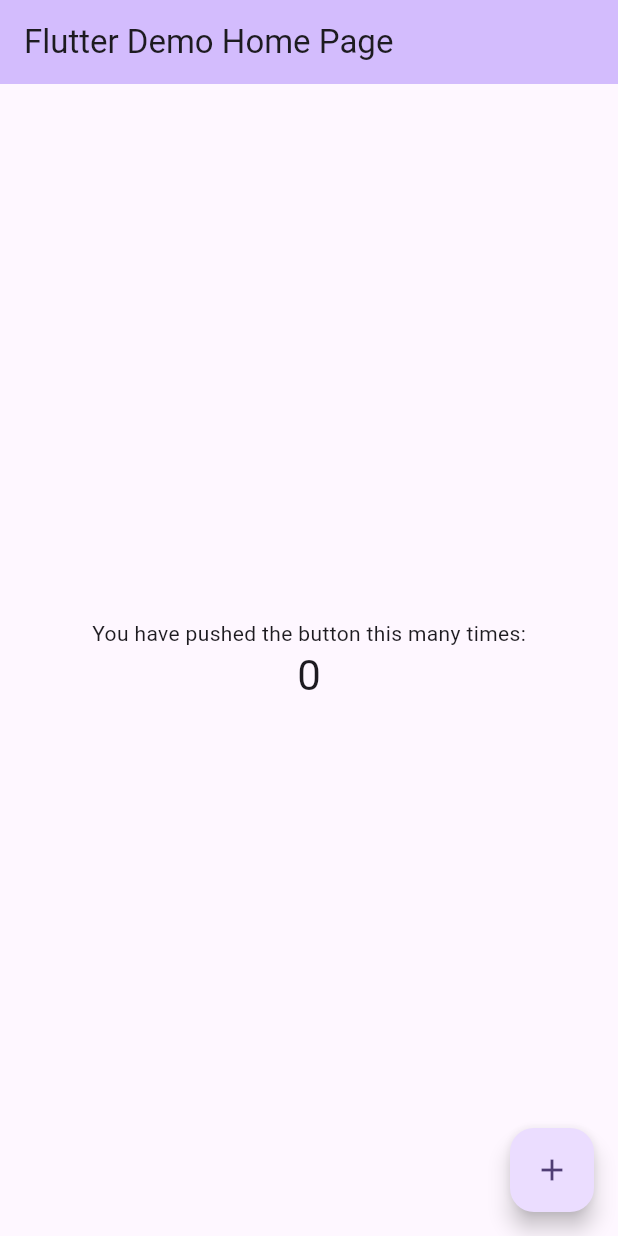
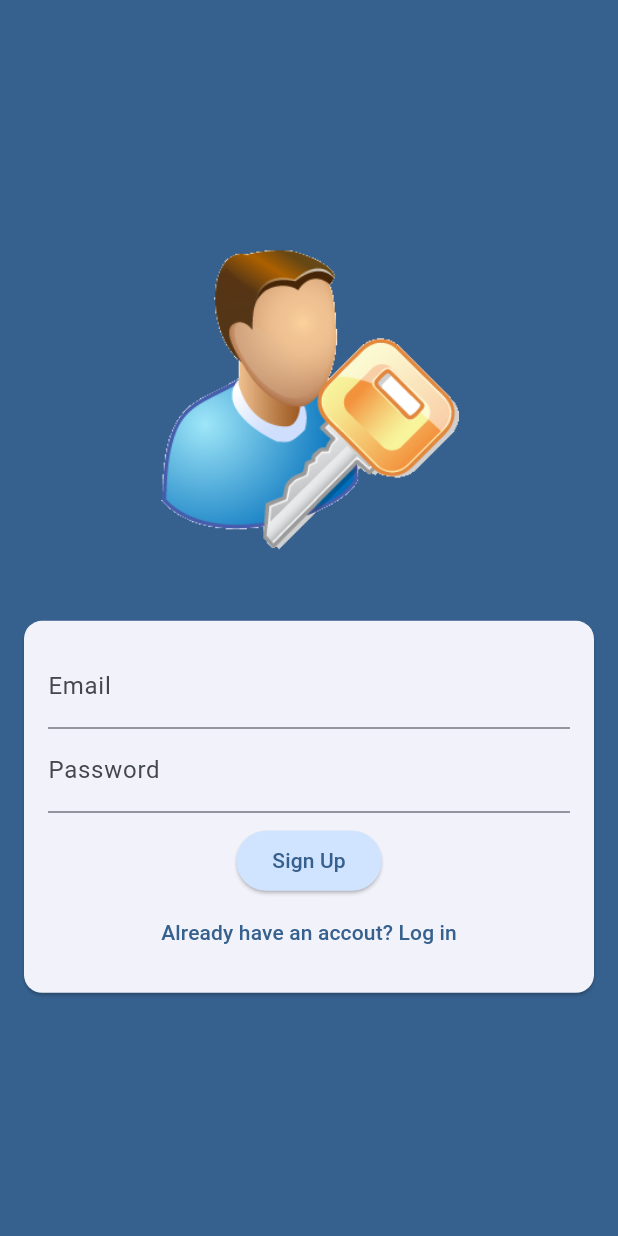
Before and after one commit to maksatabrayev/social_media_demo, a Flutter app: the screen it shows after launch, on a phone screen of 412 x 824 dp. Run offline on Flutter 3.47's test engine with Material 3 defaults, Android fonts, the phone set to English and light mode, and no system bars; our stand-ins replace firebase_auth, firebase_core; accounts and stored records are empty.

Commit message:
Firebase Integrated + SignUp/LogIn completed

```diff
--- a/lib/main.dart
+++ b/lib/main.dart
@@ -1,125 +1,29 @@
 import 'package:flutter/material.dart';
+import 'package:social_media_demo/view/screens/auth_.dart';
+import 'package:firebase_core/firebase_core.dart';
+import 'firebase_options.dart';
 
-void main() {
+
+
+void main() async {
+  WidgetsFlutterBinding.ensureInitialized();
+  await Firebase.initializeApp(
+    options: DefaultFirebaseOptions.currentPlatform
+  );
   runApp(const MyApp());
 }
 
 class MyApp extends StatelessWidget {
   const MyApp({super.key});
 
-  // This widget is the root of your application.
   @override
   Widget build(BuildContext context) {
     return MaterialApp(
-      title: 'Flutter Demo',
-      theme: ThemeData(
-        // This is the theme of your application.
-        //
-        // TRY THIS: Try running your application with "flutter run". You'll see
-        // the application has a purple toolbar. Then, without quitting the app,
-        // try changing the seedColor in the colorScheme below to Colors.green
-        // and then invoke "hot reload" (save your changes or press the "hot
-        // reload" button in a Flutter-supported IDE, or press "r" if you used
-        // the command line to start the app).
-        //
-        // Notice that the counter didn't reset back to zero; the application
-        // state is not lost during the reload. To reset the state, use hot
-        // restart instead.
-        //
-        // This works for code too, not just values: Most code changes can be
-        // tested with just a hot reload.
-        colorScheme: ColorScheme.fromSeed(seedColor: Colors.deepPurple),
-        useMaterial3: true,
+      title: "FlutterSocialMedia",
+      theme: ThemeData().copyWith(
+        colorScheme: ColorScheme.fromSeed(seedColor: Colors.blue),
       ),
-      home: const MyHomePage(title: 'Flutter Demo Home Page'),
+      home: const AuthScreen(),
     );
   }
 }
-
-class MyHomePage extends StatefulWidget {
-  const MyHomePage({super.key, required this.title});
-
-  // This widget is the home page of your application. It is stateful, meaning
-  // that it has a State object (defined below) that contains fields that affect
-  // how it looks.
-
-  // This class is the configuration for the state. It holds the values (in this
-  // case the title) provided by the parent (in this case the App widget) and
-  // used by the build method of the State. Fields in a Widget subclass are
-  // always marked "final".
-
-  final String title;
-
-  @override
-  State<MyHomePage> createState() => _MyHomePageState();
-}
-
-class _MyHomePageState extends State<MyHomePage> {
-  int _counter = 0;
-
-  void _incrementCounter() {
-    setState(() {
-      // This call to setState tells the Flutter framework that something has
-      // changed in this State, which causes it to rerun the build method below
-      // so that the display can reflect the updated values. If we changed
-      // _counter without calling setState(), then the build method would not be
-      // called again, and so nothing would appear to happen.
-      _counter++;
-    });
-  }
-
-  @override
-  Widget build(BuildContext context) {
-    // This method is rerun every time setState is called, for instance as done
-    // by the _incrementCounter method above.
-    //
-    // The Flutter framework has been optimized to make rerunning build methods
-    // fast, so that you can just rebuild anything that needs updating rather
-    // than having to individually change instances of widgets.
-    return Scaffold(
-      appBar: AppBar(
-        // TRY THIS: Try changing the color here to a specific color (to
-        // Colors.amber, perhaps?) and trigger a hot reload to see the AppBar
-        // change color while the other colors stay the same.
-        backgroundColor: Theme.of(context).colorScheme.inversePrimary,
-        // Here we take the value from the MyHomePage object that was created by
-        // the App.build method, and use it to set our appbar title.
-        title: Text(widget.title),
-      ),
-      body: Center(
-        // Center is a layout widget. It takes a single child and positions it
-        // in the middle of the parent.
-        child: Column(
-          // Column is also a layout widget. It takes a list of children and
-          // arranges them vertically. By default, it sizes itself to fit its
-          // children horizontally, and tries to be as tall as its parent.
-          //
-          // Column has various properties to control how it sizes itself and
-          // how it positions its children. Here we use mainAxisAlignment to
-          // center the children vertically; the main axis here is the vertical
-          // axis because Columns are vertical (the cross axis would be
-          // horizontal).
-          //
-          // TRY THIS: Invoke "debug painting" (choose the "Toggle Debug Paint"
-          // action in the IDE, or press "p" in the console), to see the
-          // wireframe for each widget.
-          mainAxisAlignment: MainAxisAlignment.center,
-          children: <Widget>[
-            const Text(
-              'You have pushed the button this many times:',
-            ),
-            Text(
-              '$_counter',
-              style: Theme.of(context).textTheme.headlineMedium,
-            ),
-          ],
-        ),
-      ),
-      floatingActionButton: FloatingActionButton(
-        onPressed: _incrementCounter,
-        tooltip: 'Increment',
-        child: const Icon(Icons.add),
-      ), // This trailing comma makes auto-formatting nicer for build methods.
-    );
-  }
-}
--- /dev/null
+++ b/lib/view/screens/auth_.dart
@@ -0,0 +1,142 @@
+import 'package:flutter/material.dart';
+import 'package:firebase_auth/firebase_auth.dart';
+
+final firebaseAuth = FirebaseAuth.instance;
+
+class AuthScreen extends StatefulWidget {
+  const AuthScreen({super.key});
+
+  @override
+  State<StatefulWidget> createState() => _AuthSceenState();
+}
+
+class _AuthSceenState extends State<AuthScreen> {
+  final _form = GlobalKey<FormState>();
+  bool isLogin = false;
+  String enteredEmail = " ";
+  String enteredPassword = " ";
+
+  void submit() async {
+    if (!_form.currentState!.validate()) {
+      return;
+    }
+
+    _form.currentState!.save();
+  try {
+    if (isLogin) {
+      //Loggin In a user
+      final userCrednetials = await firebaseAuth.signInWithEmailAndPassword(email: enteredEmail, password: enteredPassword);
+      print(userCrednetials)
+       ScaffoldMessenger.of(context).showSnackBar(
+         const  SnackBar(
+            content: Text('You are logged in'),
+          ),
+        );
+    } else {
+      // SigningUp a user
+
+        final userCrednetials = await firebaseAuth.createUserWithEmailAndPassword(
+            email: enteredEmail, password: enteredPassword);
+        print(userCrednetials);
+     }
+     } on FirebaseAuthException catch (e) {
+       ScaffoldMessenger.of(context).clearSnackBars();
+        ScaffoldMessenger.of(context).showSnackBar(
+          SnackBar(
+            content: Text(e.message ?? 'Authentication failed'),
+          ),
+        );
+        print(e.message);
+    }
+  }
+
+  @override
+  Widget build(BuildContext context) {
+    return Scaffold(
+        backgroundColor: Theme.of(context).colorScheme.primary,
+        body: Center(
+          child: SingleChildScrollView(
+            child: Column(
+              mainAxisAlignment: MainAxisAlignment.center,
+              children: [
+                Container(
+                  color: Theme.of(context).colorScheme.primary,
+                  margin: const EdgeInsets.all(20),
+                  width: 200,
+                  child: Image.asset("assets/login-icon-3060.png"),
+                ),
+                Card(
+                  margin: const EdgeInsets.all(16),
+                  child: SingleChildScrollView(
+                    child: Padding(
+                      padding: const EdgeInsets.all(16),
+                      child: Form(
+                        key: _form,
+                        child: Column(
+                          mainAxisSize: MainAxisSize.min,
+                          children: [
+                            TextFormField(
+                              decoration:
+                                  const InputDecoration(labelText: "Email"),
+                              keyboardType: TextInputType.emailAddress,
+                              autocorrect: false,
+                              textCapitalization: TextCapitalization.none,
+                              validator: (value) {
+                                if (value == null ||
+                                    value.trim().isEmpty ||
+                                    !value.contains('@')) {
+                                  return 'Please enter a valid email';
+                                }
+                                return null;
+                              },
+                              onSaved: (newValue) {
+                                enteredEmail = newValue!;
+                              },
+                            ),
+                            TextFormField(
+                              decoration:
+                                  const InputDecoration(labelText: "Password"),
+                              obscureText: true,
+                              validator: (value) {
+                                if (value == null || value.trim().length < 6) {
+                                  return "Password must be at least 6 characters long";
+                                }
+                                return null;
+                              },
+                              onSaved: (newValue) {
+                                enteredPassword = newValue!;
+                              },
+                            ),
+                            const SizedBox(height: 8),
+                            ElevatedButton(
+                              onPressed: submit,
+                              style: ElevatedButton.styleFrom(
+                                  backgroundColor: Theme.of(context)
+                                      .colorScheme
+                                      .primaryContainer),
+                              child: Text(isLogin ? "Log In" : "Sign Up"),
+                            ),
+                            TextButton(
+                              onPressed: () {
+                                setState(() {
+                                  isLogin = !isLogin;
+                                });
+                              },
+                              child: Text(
+                                isLogin
+                                    ? "Don't have an account? Sign Up"
+                                    : "Already have an accout? Log in",
+                              ),
+                            ),
+                          ],
+                        ),
+                      ),
+                    ),
+                  ),
+                )
+              ],
+            ),
+          ),
+        ));
+  }
+}
```
Also changed, not shown: pubspec.yaml (+4 -3 lines), assets/login-icon-3060.png (added), firebase.json (added), lib/firebase_options.dart (added), pubspec.lock, 6 other files.
